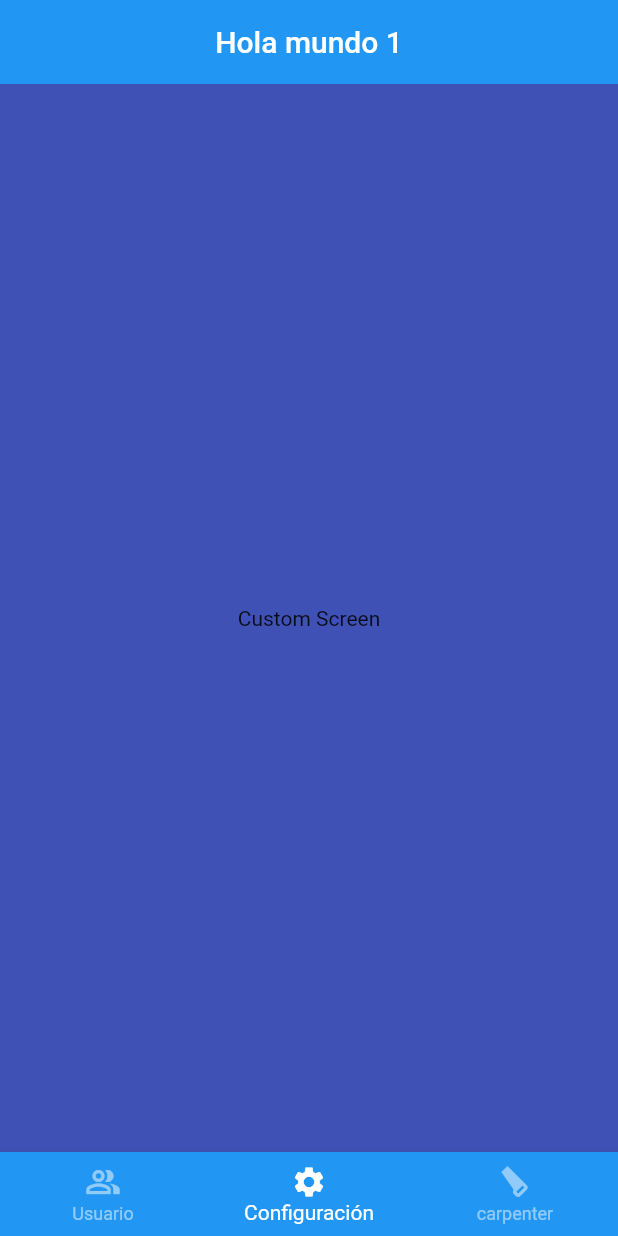
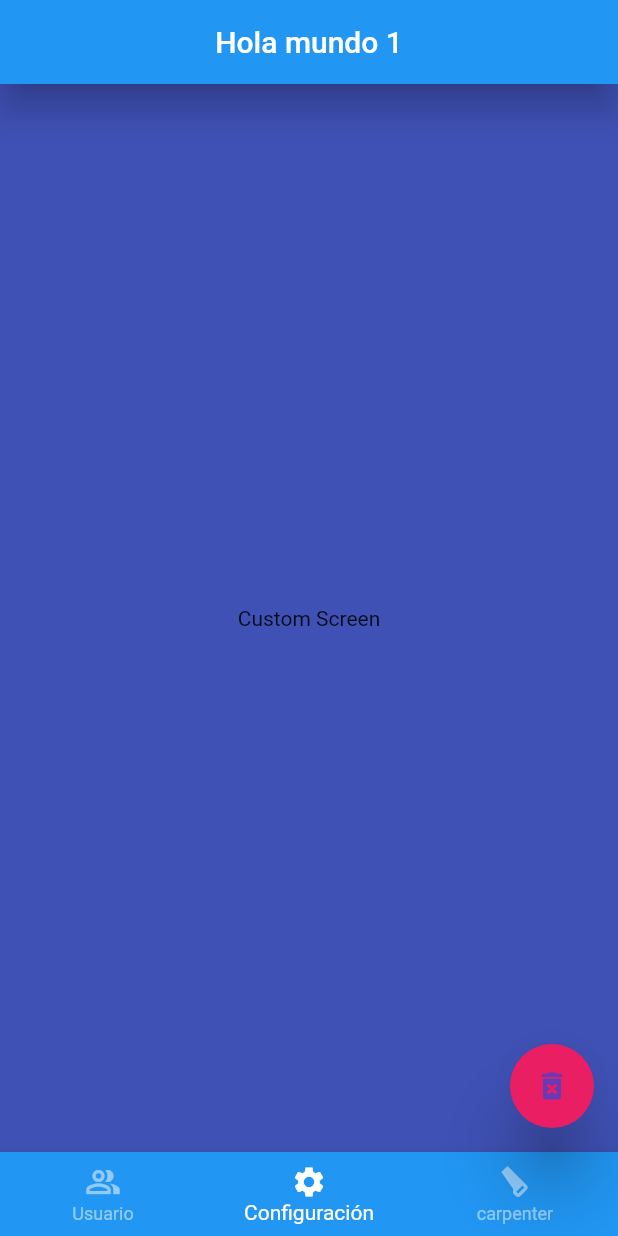
Before and after one commit to xXSkayLabXx/flutter, a Flutter app: the screen it shows after launch, on a phone screen of 412 x 824 dp. Run offline on Flutter 3.47's test engine with Material 2 defaults, Android fonts, the phone set to English and light mode, and no system bars.

Commit message:
prueba_contador

```diff
--- a/flutter_vs2/lib/screens/home_screen.dart
+++ b/flutter_vs2/lib/screens/home_screen.dart
@@ -14,7 +14,7 @@ class _homeScreenState extends State<homeScreen> {
       appBar: AppBar(
         centerTitle: true,
         title: Text('Hola mundo $currentPage'),
-        elevation: 0,
+        elevation: 10,
       ),
 
       /* body: currentPage == 0
@@ -30,6 +30,14 @@ class _homeScreenState extends State<homeScreen> {
           CustomScreen(color: Colors.indigo),
           CustomScreen(color: Colors.pink)
         ],
+      ),
+
+      floatingActionButton: FloatingActionButton(
+        onPressed: null,
+        child: Icon(Icons.delete_forever),
+        backgroundColor: Colors.pink,
+        foregroundColor: Colors.deepPurple,
+        elevation: 20,
       ),
       // * tabs
       bottomNavigationBar: BottomNavigationBar(
```
